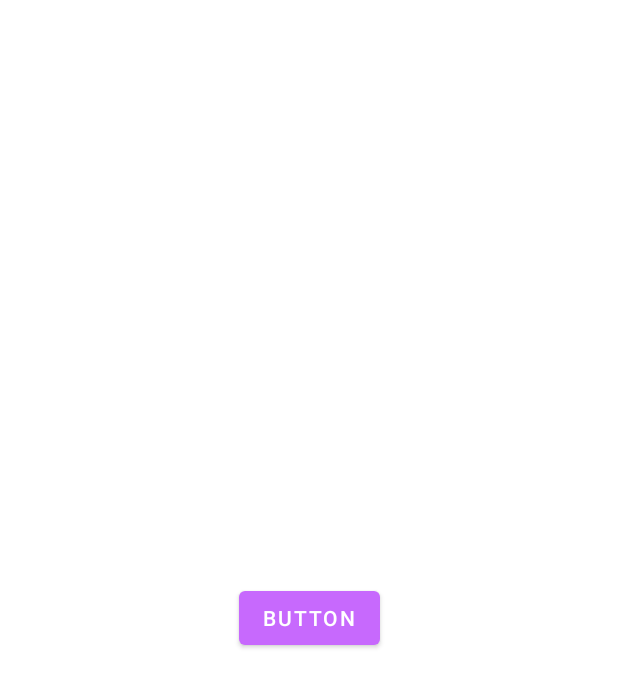
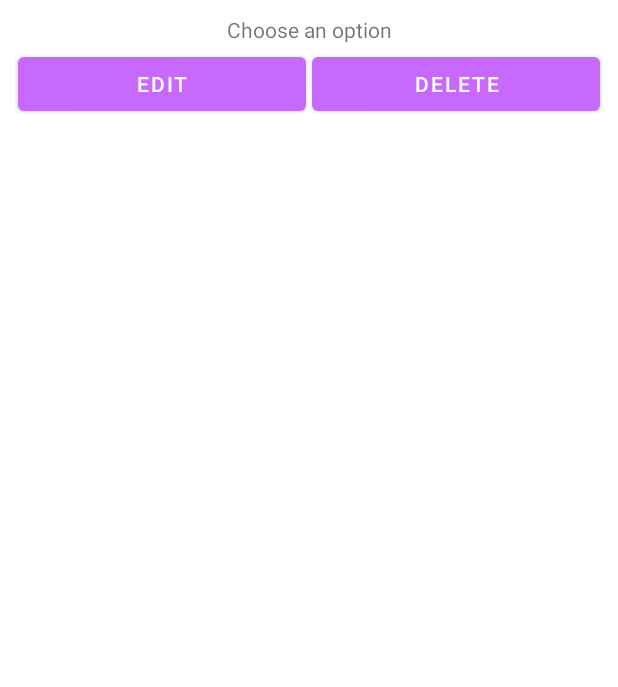
Before and after one commit to ducvan12/chucknorrisapp, an Android app: the layout fragment_pop_up.xml on its own in the app's theme, with its tools: preview values and no code run, on a phone screen of 412 x 824 dp. Shown: the top 687 px of the screen. Run offline under Robolectric (Android 15) with nearby library versions, the phone set to English and light mode, and no system bars.

```diff
--- a/app/src/main/res/layout/fragment_add_joke.xml
+++ b/app/src/main/res/layout/fragment_add_joke.xml
@@ -22,7 +22,7 @@
             android:layout_height="wrap_content"
             android:textAlignment="center"
             android:padding="7dp"
-            android:textColor="@color/white"
+            android:textColor="@color/black"
             android:textSize="15dp"
             android:text="@string/Setup" />
 
@@ -30,7 +30,7 @@
             android:id="@+id/jokepunchline"
             android:layout_width="match_parent"
             android:layout_height="wrap_content"
-            android:textColor="@color/white"
+            android:textColor="@color/black"
             android:padding="7dp"
             android:textSize="15dp"
             android:text="@string/Punchline"
--- a/app/src/main/res/layout/fragment_pop_up.xml
+++ b/app/src/main/res/layout/fragment_pop_up.xml
@@ -1,18 +1,41 @@
 <?xml version="1.0" encoding="utf-8"?>
-<androidx.constraintlayout.widget.ConstraintLayout
-    xmlns:android="http://schemas.android.com/apk/res/android"
-    xmlns:app="http://schemas.android.com/apk/res-auto"
-    xmlns:tools="http://schemas.android.com/tools"
-    android:layout_width="match_parent"
-    android:layout_height="match_parent">
 
-    <Button
-        android:id="@+id/button"
-        android:layout_width="wrap_content"
-        android:layout_height="wrap_content"
-        android:text="@string/button"
-        app:layout_constraintBottom_toBottomOf="parent"
-        app:layout_constraintEnd_toEndOf="parent"
-        app:layout_constraintStart_toStartOf="parent"
-        app:layout_constraintTop_toTopOf="parent" />
-</androidx.constraintlayout.widget.ConstraintLayout>
+<layout xmlns:android="http://schemas.android.com/apk/res/android">
+    <RelativeLayout
+       android:layout_width="match_parent"
+        android:layout_height="wrap_content">
+
+
+        <TextView
+            android:id="@+id/textView"
+            android:layout_width="match_parent"
+            android:layout_height="wrap_content"
+            android:textAlignment="center"
+            android:padding="10dp"
+            android:layout_weight="1"
+            android:text="Choose an option" />
+
+        <LinearLayout
+            android:layout_width="match_parent"
+            android:padding="10dp"
+            android:layout_marginTop="20dp"
+            android:layout_height="wrap_content">
+
+            <Button
+                android:id="@+id/editjoke"
+                android:layout_width="25dp"
+                android:layout_height="wrap_content"
+                android:layout_weight="1"
+                android:layout_margin="2dp"
+                android:text="EDIT" />
+
+            <Button
+                android:id="@+id/deletejoke"
+                android:layout_margin="2dp"
+                android:layout_width="25dp"
+                android:layout_height="wrap_content"
+                android:layout_weight="1"
+                android:text="DELETE" />
+        </LinearLayout>
+    </RelativeLayout>
+</layout>
--- a/app/src/main/res/navigation/mobile_navigation.xml
+++ b/app/src/main/res/navigation/mobile_navigation.xml
@@ -36,4 +36,9 @@
             android:id="@+id/action_addJokeFragment_to_navigation_dashboard"
             app:destination="@id/navigation_dashboard" />
     </fragment>
+    <fragment
+        android:id="@+id/popUpFragment"
+        android:name="com.example.moulinapplication.ui.popup.PopUpFragment"
+        tools:layout="@layout/fragment_pop_up"
+        android:label="PopUpFragment" />
 </navigation>
```
Also changed, not shown: app/src/main/java/com/example/moulinapplication/ui/dashboard/DashboardFragment.kt (+21 -13 lines), app/src/main/java/com/example/moulinapplication/ui/popup/PopUpFragment.kt (+33 -2 lines), app/src/main/java/com/example/moulinapplication/ui/popup/PopUpFragmentViewModel.kt (added, +24 -0 lines), app/src/main/java/com/example/moulinapplication/ui/popup/PopUpViewModelFactory.kt (added, +16 -0 lines).
